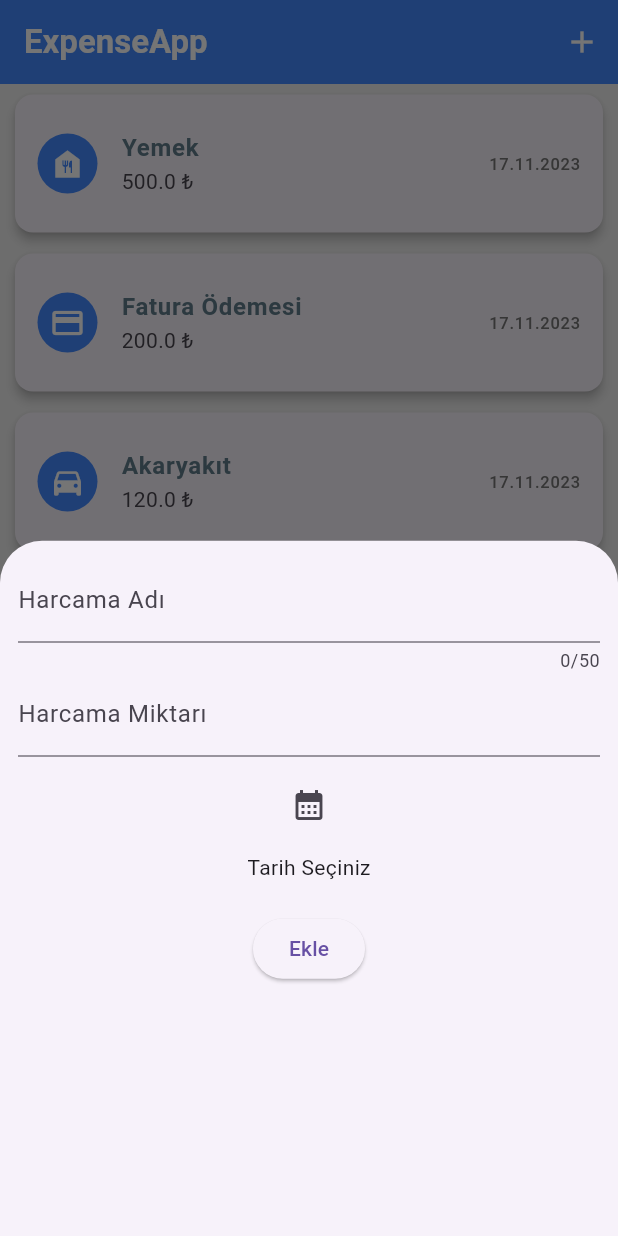
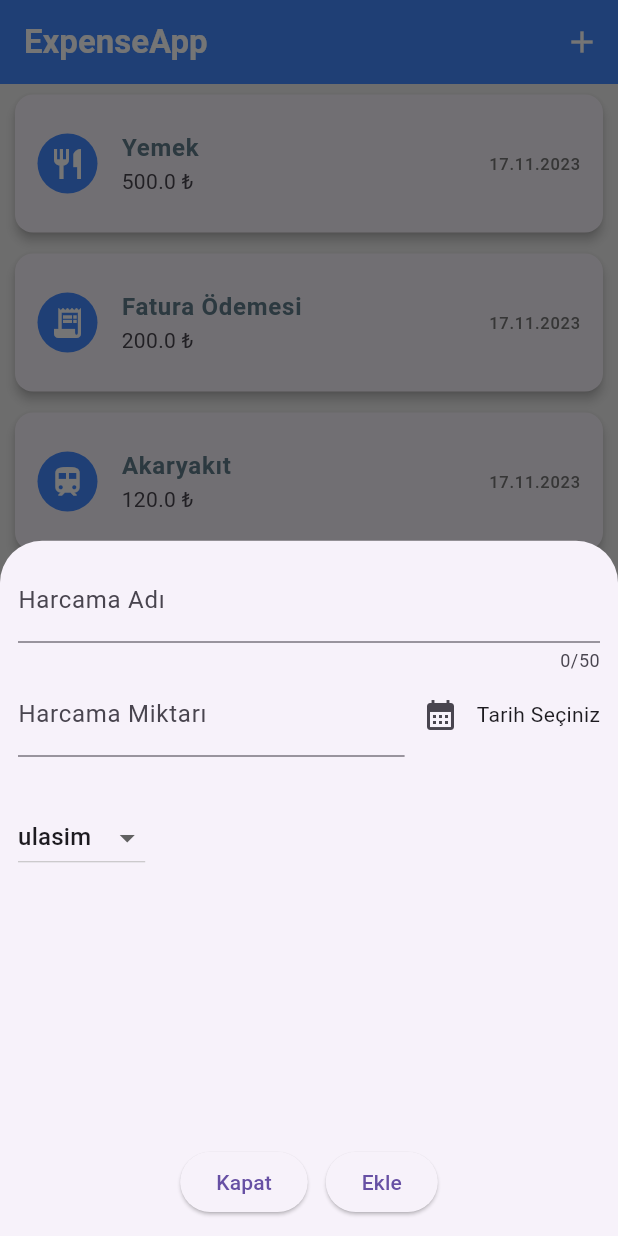
Before and after one commit to zahidseyyid/tobeto, a Flutter app: the screen it shows after launch, after a tap on the "add" icon, on a phone screen of 412 x 824 dp. Run offline on Flutter 3.47's test engine with Material 2 defaults, Android fonts, the light colour scheme and no system bars.

Commit message:
category system

```diff
--- a/expenseapp2/lib/data/dummy_data.dart
+++ b/expenseapp2/lib/data/dummy_data.dart
@@ -7,13 +7,13 @@ final List<Expense> dummyExpenses = [
   Expense(name: "Restoran Yemeği", price: 80.0, date: DateTime.now(), category: Category.yemek),
   Expense(name: "Giysi Alışverişi", price: 250.0, date: DateTime.now(), category: Category.giyim),
   Expense(name: "Eğlence", price: 100.0, date: DateTime.now(), category: Category.eglence),
-  Expense(name: "Temizlik Malzemeleri", price: 50.0, date: DateTime.now(), category: Category.fatura),
-  Expense(name: "Saç Kuaförü", price: 120.0, date: DateTime.now(), category: Category.fatura),
+  Expense(name: "Temizlik Malzemeleri", price: 50.0, date: DateTime.now(), category: Category.alisveris),
+  Expense(name: "Saç Kuaförü", price: 120.0, date: DateTime.now(), category: Category.bakim),
   Expense(name: "Ulaşım", price: 30.0, date: DateTime.now(), category: Category.ulasim),
   Expense(name: "Elektrik Faturası", price: 150.0, date: DateTime.now(), category: Category.fatura),
-  Expense(name: "Kitap Alışverişi", price: 40.0, date: DateTime.now(), category: Category.fatura),
-  Expense(name: "Bisiklet Tamiri", price: 70.0, date: DateTime.now(), category: Category.ulasim),
-  Expense(name: "Spor Malzemeleri", price: 90.0, date: DateTime.now(), category: Category.fatura),
+  Expense(name: "Kitap Alışverişi", price: 40.0, date: DateTime.now(), category: Category.hobi),
+  Expense(name: "Bisiklet Tamiri", price: 70.0, date: DateTime.now(), category: Category.hobi),
+  Expense(name: "Spor Malzemeleri", price: 90.0, date: DateTime.now(), category: Category.hobi),
   Expense(name: "Cep Telefonu Faturası", price: 60.0, date: DateTime.now(), category: Category.fatura),
   Expense(name: "Sinema Bileti", price: 25.0, date: DateTime.now(), category: Category.eglence),
   Expense(name: "Ev Yemek Malzemeleri", price: 80.0, date: DateTime.now(), category: Category.yemek),
@@ -21,14 +21,14 @@ final List<Expense> dummyExpenses = [
   Expense(name: "Oyun Konsolu Oyunu", price: 70.0, date: DateTime.now(), category: Category.eglence),
   Expense(name: "Ayakkabı Alışverişi", price: 120.0, date: DateTime.now(), category: Category.giyim),
   Expense(name: "Müzik Konseri", price: 90.0, date: DateTime.now(), category: Category.eglence),
-  Expense(name: "Kozmetik Ürünleri", price: 45.0, date: DateTime.now(), category: Category.fatura),
-  Expense(name: "Bebek Bezi", price: 70.0, date: DateTime.now(), category: Category.fatura),
+  Expense(name: "Kozmetik Ürünleri", price: 45.0, date: DateTime.now(), category: Category.bakim),
+  Expense(name: "Bebek Bezi", price: 70.0, date: DateTime.now(), category: Category.alisveris),
   Expense(name: "Kışlık Mont", price: 180.0, date: DateTime.now(), category: Category.giyim),
   Expense(name: "Yüzme Havuzu Girişi", price: 40.0, date: DateTime.now(), category: Category.eglence),
-  Expense(name: "Evcil Hayvan Malzemeleri", price: 60.0, date: DateTime.now(), category: Category.fatura),
+  Expense(name: "Evcil Hayvan Malzemeleri", price: 60.0, date: DateTime.now(), category: Category.alisveris),
   Expense(name: "Dondurma", price: 10.0, date: DateTime.now(), category: Category.yemek),
-  Expense(name: "Güneş Gözlüğü", price: 50.0, date: DateTime.now(), category: Category.fatura),
+  Expense(name: "Güneş Gözlüğü", price: 50.0, date: DateTime.now(), category: Category.giyim),
   Expense(name: "Bilgisayar Oyunu", price: 80.0, date: DateTime.now(), category: Category.eglence),
-  Expense(name: "Bahçe Malzemeleri", price: 120.0, date: DateTime.now(), category: Category.fatura),
+  Expense(name: "Bahçe Malzemeleri", price: 120.0, date: DateTime.now(), category: Category.ev),
   Expense(name: "Diyet Yemek Paketi", price: 70.0, date: DateTime.now(), category: Category.yemek),
 ];
--- a/expenseapp2/lib/models/expense.dart
+++ b/expenseapp2/lib/models/expense.dart
@@ -7,16 +7,16 @@ const uuid = Uuid();
 enum Category { yemek, giyim, fatura, eglence, ulasim, alisveris, bakim, ev, hobi }
 
 const categoryIcons = {
-  Category.yemek: Icons.food_bank,
-  Category.giyim: Icons.checkroom,
-  Category.fatura: Icons.payment,
-  Category.eglence: Icons.nightlife,
-  Category.ulasim: Icons.directions_car,
-  Category.alisveris: Icons.shopping_cart,
-  Category.bakim: Icons.spa,
-  Category.ev: Icons.home,
-  Category.hobi: Icons.palette,
-};
+  Category.yemek: Icons.restaurant,
+  Category.giyim: Icons.local_mall,
+  Category.fatura: Icons.receipt_long,
+  Category.eglence: Icons.movie_filter,
+  Category.ulasim: Icons.train,
+  Category.alisveris: Icons.shopping_basket,
+  Category.bakim: Icons.local_florist,
+  Category.ev: Icons.house,
+  Category.hobi: Icons.sports_soccer,
+  };
 
 class Expense {
   Expense({required this.name, required this.price, required this.date, required this.category}) : id = uuid.v4();
--- a/expenseapp2/lib/widgets/new_expense.dart
+++ b/expenseapp2/lib/widgets/new_expense.dart
@@ -1,5 +1,6 @@
 import 'package:flutter/material.dart';
 import 'package:intl/intl.dart';
+import 'package:expense_app/models/expense.dart';
 
 class NewExpense extends StatefulWidget {
   const NewExpense({Key? key}) : super(key: key);
@@ -11,69 +12,112 @@ class NewExpense extends StatefulWidget {
 class _NewExpenseState extends State<NewExpense> {
   final _expenseNameController = TextEditingController();
   final _expensePriceController = TextEditingController();
-  DateTime? selectedDate;
+  DateTime? _selectedDate;
+  Category _selectedCategory = Category.ulasim;
 
-  Future<void> _selectDate(BuildContext context) async {
-    final DateTime? picked = await showDatePicker(
+  // showDatePicker(
+  //         context: context,
+  //         initialDate: today,
+  //         firstDate: oneYearAgo,
+  //         lastDate: today)
+  // .then((value) {
+  //   async işlemden cevap ne zaman gelirse bu bloğu çalıştır..
+  //   print(value);
+  // });
+  // async function => await etmek
+  // nullable
+  // 14:20
+
+  void _openDatePicker() async {
+    DateTime today = DateTime.now(); // 16.11.2023
+    DateTime oneYearAgo = DateTime(today.year - 1, today.month, today.day);
+    DateTime? selectedDate = await showDatePicker(
         context: context,
-      initialDate: selectedDate ?? DateTime.now(),
-      firstDate: DateTime.now()
-          .subtract(const Duration(days: 365)), // 1 yıl öncesine kadar
-      lastDate: DateTime.now(), // Bugüne kadar
-    );
-    if (picked != null && picked != selectedDate) {
+        initialDate: _selectedDate == null ? today : _selectedDate!,
+        firstDate: oneYearAgo,
+        lastDate: today);
     setState(() {
-        selectedDate = picked;
+      _selectedDate = selectedDate;
     });
-    }
+    print("Merhaba");
+    // sync => bir satır çalışmasını bitirmeden alt satıra geçemez.
+    // async => async olan satır sadece tetiklenir kod aşağıya doğru çalışmaya devam eder
   }
 
   @override
   Widget build(BuildContext context) {
     return Container(
       width: double.infinity,
-      padding: const EdgeInsets.all(12.0),
-      child: Column(
-        children: [
+      child: Padding(
+        padding: EdgeInsets.all(12.0),
+        child: Column(children: [
           TextField(
             controller: _expenseNameController,
             maxLength: 50,
-            decoration: const InputDecoration(labelText: "Harcama Adı"),
+            decoration: InputDecoration(labelText: "Harcama Adı"),
           ),
-          TextField(
+          Row(
+            children: [
+              Expanded(
+                child: TextField(
                   controller: _expensePriceController,
                   keyboardType: TextInputType.number,
-            decoration: const InputDecoration(labelText: "Harcama Miktarı"),
-          ),
-          Padding(
-            padding: const EdgeInsets.all(8.0),
-            child: IconButton(
-              onPressed: () => _selectDate(context),
-              icon: const Icon(Icons.calendar_month),
+                  decoration: const InputDecoration(
+                      labelText: "Harcama Miktarı", prefixText: "₺"),
                 ),
               ),
-          Text(
-            selectedDate == null
+              IconButton(
+                  onPressed: () => _openDatePicker(),
+                  icon: const Icon(Icons.calendar_month)),
+              // ternary operator
+              Text(_selectedDate == null
                   ? "Tarih Seçiniz"
-                : DateFormat('dd.MM.yyyy').format(selectedDate!),
+                  : DateFormat.yMd().format(_selectedDate!)),
+            ],
+            // String?  a
+            // String => a!
           ),
-          Padding(
-            padding: const EdgeInsets.all(20.0),
-            child: ElevatedButton(
+          const SizedBox(
+            height: 30,
+          ),
+          Row(
+            children: [
+              DropdownButton(
+                  value: _selectedCategory,
+                  itemHeight: 48,
+                  items: Category.values.map((category) {
+                    return DropdownMenuItem(
+                        value: category,
+                        child: Text(category.name));
+                  }).toList(),
+                  onChanged: (value) {
+                    setState(() {
+                      if (value != null) _selectedCategory = value;
+                    });
+                  })
+            ],
+          ),
+          const Spacer(),
+          Row(
+            mainAxisAlignment: MainAxisAlignment.center,
+            children: [
+              ElevatedButton(
                   onPressed: () {
-                // Tarihi formatlayarak bir string'e dönüştürün
-                String formattedDate = selectedDate != null
-                    ? DateFormat('dd.MM.yyyy').format(selectedDate!)
-                    : "Tarih Seçilmedi";
-
-                // Şimdi formattedDate değişkeni istediğiniz formatta
+                    Navigator.pop(context);
+                  },
+                  child: const Text("Kapat")),
+              const SizedBox(
+                width: 12,
+              ),
+              ElevatedButton(
+                  onPressed: () {
                     print(
-                    "Kaydedilen değer: ${_expenseNameController.text} ${_expensePriceController.text}TL $formattedDate");
+                        "Kaydedilen değer: ${_expenseNameController.text} ${_expensePriceController.text}");
                   },
-              child: const Text("Ekle"),
+                  child: Text("Ekle")),
+            ],
           ),
-          )
-        ],
+        ]),
       ),
     );
   }
```
Lines whose indentation alone changed are shown as unchanged.
